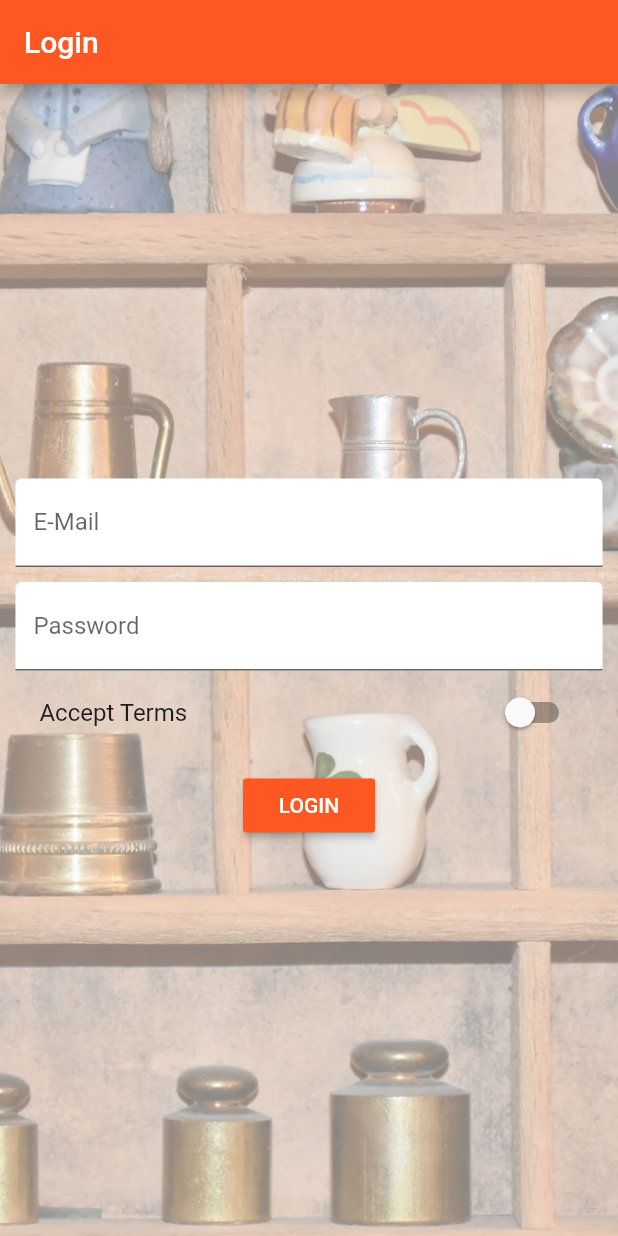
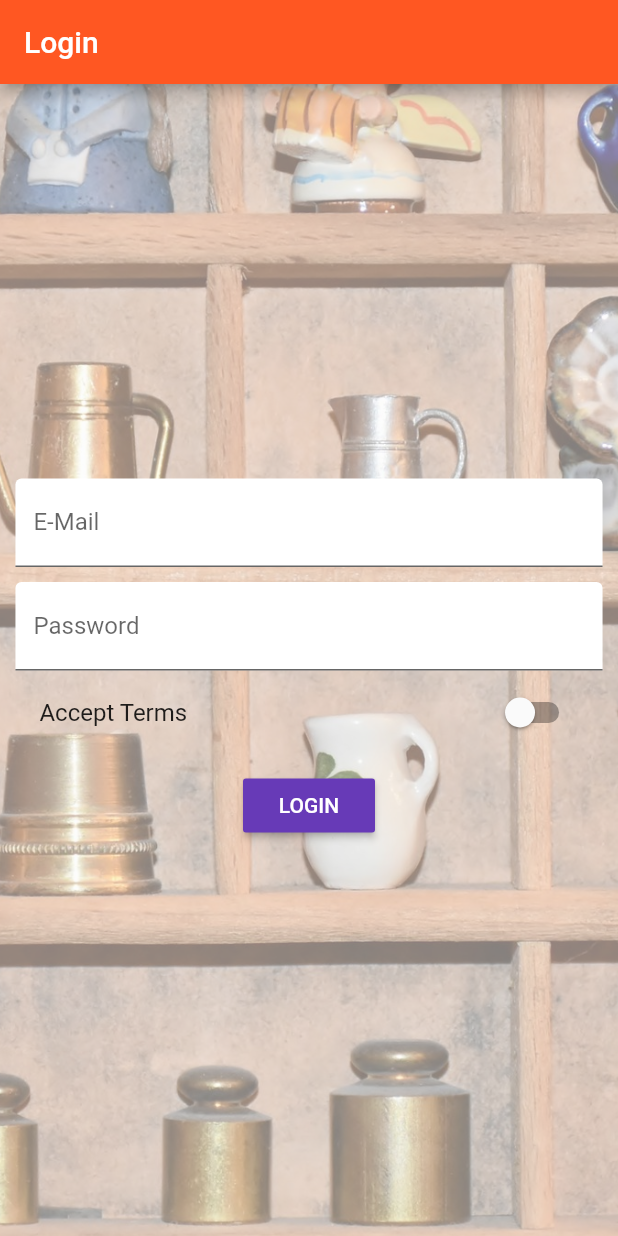
Before and after one commit to 95Revolution/Kiyamuda-flutter, a Flutter app: the screen it shows after launch, on a phone screen of 412 x 824 dp. Run offline on Flutter 3.47's test engine with Material 2 defaults, Android fonts, the phone set to English and light mode, and no system bars.

Commit message:
Added global button color

```diff
--- a/lib/main.dart
+++ b/lib/main.dart
@@ -40,9 +40,11 @@ class _MyAppState extends State<MyApp> {
     return MaterialApp(
       // debugShowMaterialGrid: true,
       theme: ThemeData(
-          brightness: Brightness.light,
-          primarySwatch: Colors.deepOrange,
-          accentColor: Colors.deepPurple),
+        brightness: Brightness.light,
+        primarySwatch: Colors.deepOrange,
+        accentColor: Colors.deepPurple,
+        buttonColor: Colors.deepPurple,
+      ),
       //home: AuthPage(),
       routes: {
         '/': (BuildContext context) => AuthPage(),
--- a/lib/pages/auth.dart
+++ b/lib/pages/auth.dart
@@ -94,7 +94,6 @@ class _AuthPageState extends State<AuthPage> {
                     height: 10.0,
                   ),
                   RaisedButton(
-                    color: Theme.of(context).primaryColor,
                     textColor: Colors.white,
                     child: Text('LOGIN'),
                     onPressed: _submitForm,
--- a/lib/pages/report_create.dart
+++ b/lib/pages/report_create.dart
@@ -80,7 +80,6 @@ class _ReportCreatePage extends State<ReportCreatePage> {
           ),
           RaisedButton(
             child: Text('Save'),
-            color: Theme.of(context).accentColor,
             textColor: Colors.white,
             onPressed: _submitForm,
           )
```
